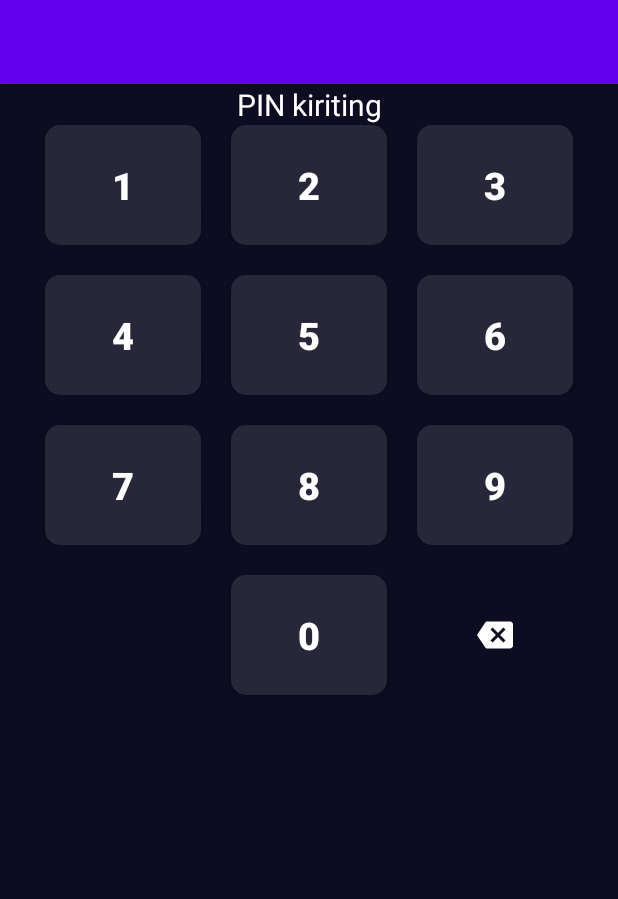
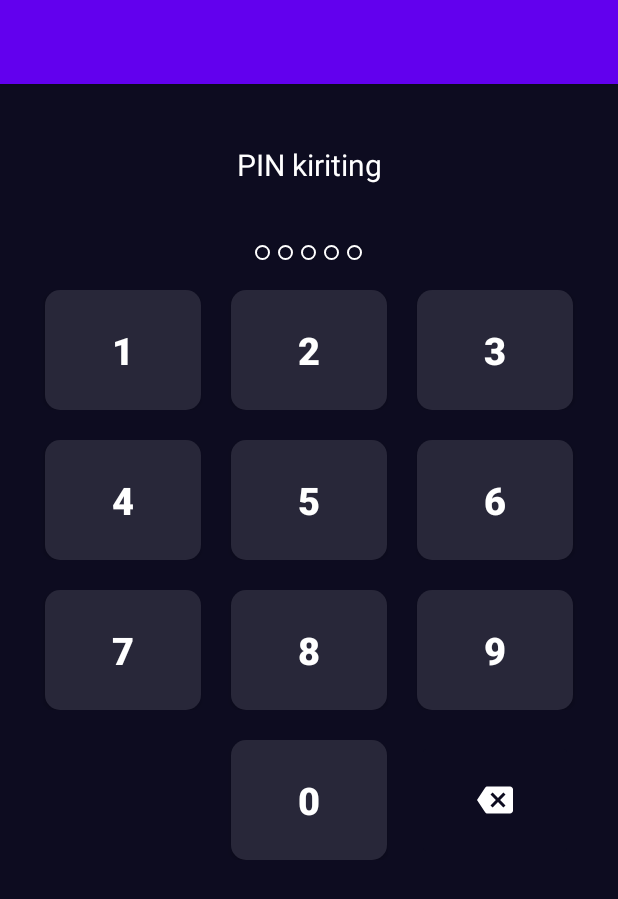
Before and after one commit to bekzod1205/Clicks, an Android app: the Entrance screen opened directly, with no data from a screen before it, on a phone screen of 412 x 824 dp. Shown: the top 899 px of the screen. Run offline under Robolectric (Android 15) with nearby library versions, the phone set to English and light mode, and no system bars.

Commit message:
Fifth commit

```diff
--- a/app/src/main/java/uz/ictscholl/click/Entrance.kt
+++ b/app/src/main/java/uz/ictscholl/click/Entrance.kt
@@ -1,11 +1,40 @@
 package uz.ictscholl.click
 
+import android.annotation.SuppressLint
 import androidx.appcompat.app.AppCompatActivity
 import android.os.Bundle
+import android.widget.Button
+import android.widget.ImageButton
 
 class Entrance : AppCompatActivity() {
+    private lateinit var one: Button
+    private lateinit var two: Button
+    private lateinit var three: Button
+    private lateinit var four: Button
+    private lateinit var five: Button
+    private lateinit var six: Button
+    private lateinit var seven: Button
+    private lateinit var eight: Button
+    private lateinit var nine: Button
+    private lateinit var zero: Button
+    private lateinit var backspace: ImageButton
+
+    @SuppressLint("MissingInflatedId")
     override fun onCreate(savedInstanceState: Bundle?) {
         super.onCreate(savedInstanceState)
         setContentView(R.layout.activity_entrance)
+        one = findViewById(R.id.one)
+        two = findViewById(R.id.two)
+        three = findViewById(R.id.three)
+        four = findViewById(R.id.four)
+        five = findViewById(R.id.five)
+        six = findViewById(R.id.six)
+        seven = findViewById(R.id.seven)
+        eight = findViewById(R.id.eight)
+        nine = findViewById(R.id.nine)
+        zero = findViewById(R.id.zero)
+        backspace = findViewById(R.id.backspace)
+
+
     }
 }
--- a/app/src/main/java/uz/ictscholl/click/Splash.kt
+++ b/app/src/main/java/uz/ictscholl/click/Splash.kt
@@ -23,7 +23,7 @@ class Splash : AppCompatActivity() {
         val handler = Handler(Looper.getMainLooper())
         image.startAnimation(animation)
         handler.postDelayed({
-            val intent = Intent(this, MainActivity::class.java)
+            val intent = Intent(this, Regestration::class.java)
             startActivity(intent)
             finish()
         }, 1500)
--- /dev/null
+++ b/app/src/main/res/drawable/circle.xml
@@ -0,0 +1,5 @@
+<?xml version="1.0" encoding="utf-8"?>
+<shape xmlns:android="http://schemas.android.com/apk/res/android">
+    <corners android:radius="10dp"/>
+    <stroke android:color="@color/white" android:width="1dp"/>
+</shape>
--- a/app/src/main/res/layout/activity_entrance.xml
+++ b/app/src/main/res/layout/activity_entrance.xml
@@ -1,5 +1,6 @@
 <?xml version="1.0" encoding="utf-8"?>
 <LinearLayout xmlns:android="http://schemas.android.com/apk/res/android"
+    xmlns:app="http://schemas.android.com/apk/res-auto"
     xmlns:tools="http://schemas.android.com/tools"
     android:layout_width="match_parent"
     android:layout_height="match_parent"
@@ -10,14 +11,80 @@
     <TextView
         android:layout_width="match_parent"
         android:layout_height="wrap_content"
+        android:layout_marginVertical="40dp"
         android:text="PIN kiriting"
         android:textAlignment="center"
         android:textColor="@color/white"
         android:textSize="20sp" />
 
     <LinearLayout
+        android:layout_width="wrap_content"
+        android:layout_height="wrap_content"
+        android:layout_gravity="center">
+
+        <androidx.cardview.widget.CardView
+            android:layout_width="10dp"
+            android:layout_height="10dp"
+            android:layout_marginHorizontal="5dp"
+            android:backgroundTint="#0D0C20">
+
+            <ImageView
+                android:layout_width="match_parent"
+                android:layout_height="match_parent"
+                android:background="@drawable/circle" />
+        </androidx.cardview.widget.CardView>
+
+        <androidx.cardview.widget.CardView
+            android:layout_width="10dp"
+            android:layout_height="10dp"
+            android:backgroundTint="#0D0C20">
+
+            <ImageView
+                android:layout_width="match_parent"
+                android:layout_height="match_parent"
+                android:background="@drawable/circle" />
+        </androidx.cardview.widget.CardView>
+
+        <androidx.cardview.widget.CardView
+            android:layout_width="10dp"
+            android:layout_height="10dp"
+            android:layout_marginHorizontal="5dp"
+            android:backgroundTint="#0D0C20">
+
+            <ImageView
+                android:layout_width="match_parent"
+                android:layout_height="match_parent"
+                android:background="@drawable/circle" />
+        </androidx.cardview.widget.CardView>
+
+        <androidx.cardview.widget.CardView
+            android:layout_width="10dp"
+            android:layout_height="10dp"
+            android:backgroundTint="#0D0C20">
+
+            <ImageView
+                android:layout_width="match_parent"
+                android:layout_height="match_parent"
+                android:background="@drawable/circle" />
+        </androidx.cardview.widget.CardView>
+
+        <androidx.cardview.widget.CardView
+            android:layout_width="10dp"
+            android:layout_height="10dp"
+            android:layout_marginHorizontal="5dp"
+            android:backgroundTint="#0D0C20">
+
+            <ImageView
+                android:layout_width="match_parent"
+                android:layout_height="match_parent"
+                android:background="@drawable/circle" />
+        </androidx.cardview.widget.CardView>
+    </LinearLayout>
+
+    <LinearLayout
         android:layout_width="match_parent"
         android:layout_height="wrap_content"
+        android:layout_marginVertical="20dp"
         android:orientation="vertical">
 
         <LinearLayout
@@ -28,6 +95,7 @@
             android:layout_weight="1">
 
             <androidx.appcompat.widget.AppCompatButton
+                android:id="@+id/one"
                 android:layout_width="80dp"
                 android:layout_height="80dp"
                 android:layout_marginHorizontal="10dp"
@@ -39,6 +107,7 @@
                 android:textStyle="bold" />
 
             <androidx.appcompat.widget.AppCompatButton
+                android:id="@+id/two"
                 android:layout_width="80dp"
                 android:layout_height="80dp"
                 android:layout_marginHorizontal="10dp"
@@ -50,6 +119,7 @@
                 android:textStyle="bold" />
 
             <androidx.appcompat.widget.AppCompatButton
+                android:id="@+id/three"
                 android:layout_width="80dp"
                 android:layout_height="80dp"
                 android:layout_marginHorizontal="10dp"
@@ -69,6 +139,7 @@
             android:layout_weight="1">
 
             <androidx.appcompat.widget.AppCompatButton
+                android:id="@+id/four"
                 android:layout_width="80dp"
                 android:layout_height="80dp"
                 android:layout_marginHorizontal="10dp"
@@ -80,6 +151,7 @@
                 android:textStyle="bold" />
 
             <androidx.appcompat.widget.AppCompatButton
+                android:id="@+id/five"
                 android:layout_width="80dp"
                 android:layout_height="80dp"
                 android:layout_marginHorizontal="10dp"
@@ -91,6 +163,7 @@
                 android:textStyle="bold" />
 
             <androidx.appcompat.widget.AppCompatButton
+                android:id="@+id/six"
                 android:layout_width="80dp"
                 android:layout_height="80dp"
                 android:layout_marginHorizontal="10dp"
@@ -110,6 +183,7 @@
             android:layout_weight="1">
 
             <androidx.appcompat.widget.AppCompatButton
+                android:id="@+id/seven"
                 android:layout_width="80dp"
                 android:layout_height="80dp"
                 android:layout_marginHorizontal="10dp"
@@ -121,6 +195,7 @@
                 android:textStyle="bold" />
 
             <androidx.appcompat.widget.AppCompatButton
+                android:id="@+id/eight"
                 android:layout_width="80dp"
                 android:layout_height="80dp"
                 android:layout_marginHorizontal="10dp"
@@ -132,6 +207,7 @@
                 android:textStyle="bold" />
 
             <androidx.appcompat.widget.AppCompatButton
+                android:id="@+id/nine"
                 android:layout_width="80dp"
                 android:layout_height="80dp"
                 android:layout_marginHorizontal="10dp"
@@ -156,6 +232,7 @@
                 android:layout_weight="1" />
 
             <androidx.appcompat.widget.AppCompatButton
+                android:id="@+id/zero"
                 android:layout_width="80dp"
                 android:layout_height="80dp"
                 android:layout_marginHorizontal="10dp"
@@ -167,6 +244,7 @@
                 android:textStyle="bold" />
 
             <ImageButton
+                android:id="@+id/backspace"
                 android:layout_width="80dp"
                 android:layout_height="80dp"
                 android:layout_marginHorizontal="10dp"
--- a/app/src/main/res/values/themes.xml
+++ b/app/src/main/res/values/themes.xml
@@ -15,7 +15,7 @@
     </style>
     <style name="Theme.Splash" parent="Theme.MaterialComponents.DayNight.NoActionBar">
         <!-- Primary brand color. -->
-        <item name="colorPrimary">@color/purple_500</item>
+        <item name="colorPrimary">@color/white</item>
         <item name="colorPrimaryVariant">@color/white</item>
         <item name="colorOnPrimary">@color/white</item>
         <!-- Secondary brand color. -->
```
Also changed, not shown: app/src/main/java/uz/ictscholl/click/Regestration.kt (+67 -10 lines), app/src/main/res/layout/activity_regestration.xml (+17 -8 lines).
